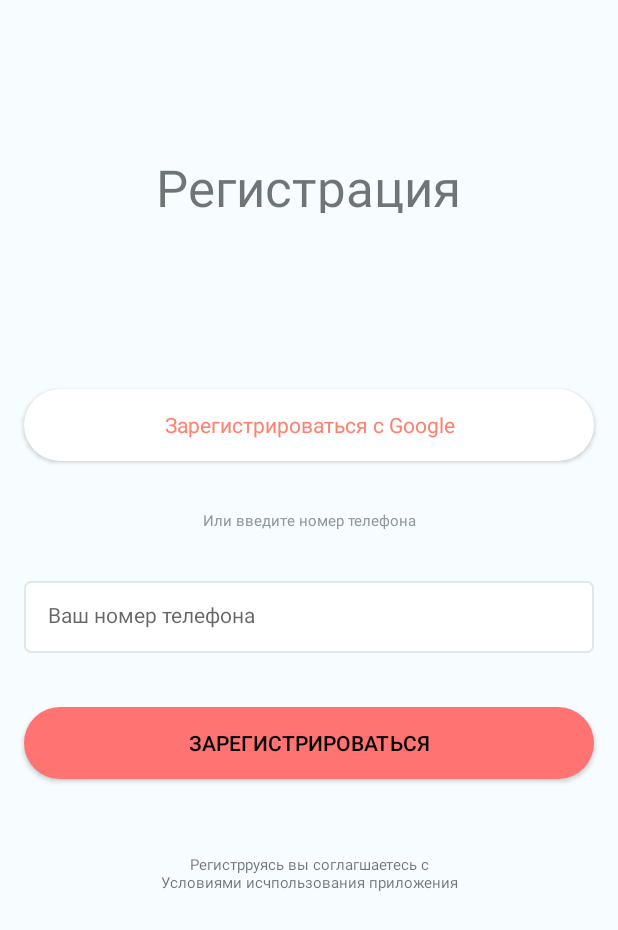
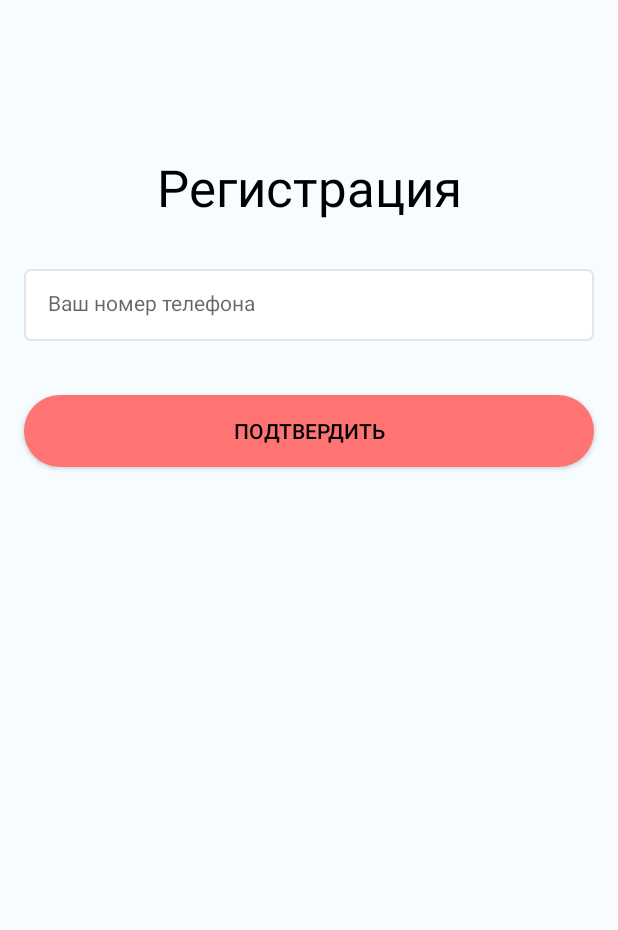
Before and after one commit to Osipuk-organization/DomClick, an Android app: the fragment RegistrationFragment shown on its own in the app's theme, on a phone screen of 412 x 824 dp. Shown: the top 930 px of the screen. Run offline under Robolectric (Android 15) with nearby library versions, the phone set to English and light mode, and no system bars.

Commit message:
fix registration fragment

```diff
--- a/app/src/main/java/ru/osipuc/domclick/MainActivity.kt
+++ b/app/src/main/java/ru/osipuc/domclick/MainActivity.kt
@@ -5,7 +5,6 @@ import androidx.appcompat.app.AppCompatActivity
 import com.google.firebase.auth.FirebaseAuth
 import ru.osipuc.domclick.databinding.ActivityMainBinding
 import ru.osipuc.domclick.ui.fragments.FirstFragment
-import ru.osipuc.domclick.ui.fragments.MainFragment
 import ru.osipuc.domclick.utilites.APP_ACTIVITY
 import ru.osipuc.domclick.utilites.AUTH
 import ru.osipuc.domclick.utilites.replaceFragment
@@ -20,11 +19,12 @@ class MainActivity : AppCompatActivity() {
         setContentView(mBinding.root)
         APP_ACTIVITY = this
         initFireBase()
-        if (AUTH.currentUser != null) {
-            replaceFragment(MainFragment())
-        } else {
-            replaceFragment(FirstFragment(), false)
-        }
+        replaceFragment(FirstFragment(), false)
+//        if (AUTH.currentUser != null) {
+//            replaceFragment(MainFragment())
+//        } else {
+//            replaceFragment(FirstFragment(), false)
+//        }
     }
 
     private fun initFireBase() {
--- a/app/src/main/java/ru/osipuc/domclick/ui/fragments/FirstFragment.kt
+++ b/app/src/main/java/ru/osipuc/domclick/ui/fragments/FirstFragment.kt
@@ -11,7 +11,7 @@ class FirstFragment : Fragment(R.layout.fragment_first) {
     override fun onResume() {
         super.onResume()
         first_fragment_reg_btn.setOnClickListener {
-            replaceFragment(EnterPhoneNumberFragment())
+            replaceFragment(RegistrationFragment())
         }
     }
 
--- a/app/src/main/java/ru/osipuc/domclick/ui/fragments/RegistrationFragment.kt
+++ b/app/src/main/java/ru/osipuc/domclick/ui/fragments/RegistrationFragment.kt
@@ -1,8 +1,22 @@
 package ru.osipuc.domclick.ui.fragments
 
+import android.view.View
 import androidx.fragment.app.Fragment
+import kotlinx.android.synthetic.main.fragment_registration.*
 import ru.osipuc.domclick.R
 
 class RegistrationFragment : Fragment(R.layout.fragment_registration) {
 
+    override fun onStart() {
+        super.onStart()
+        registration_fragment_edit_text.setOnFocusChangeListener { v, hasFocus ->
+            if (hasFocus) {
+                buttonGoogle.visibility = View.GONE
+                registration_fragment_or_phone_text.visibility = View.GONE
+                registration_fragment_conditions.visibility = View.GONE
+                registration_fragment_reg_btn.text = getString(R.string.confirm)
+            }
+        }
+    }
+
 }
--- /dev/null
+++ b/app/src/main/res/drawable/ic_logo_google.xml
@@ -0,0 +1,22 @@
+<vector xmlns:android="http://schemas.android.com/apk/res/android"
+    android:width="21dp"
+    android:height="21dp"
+    android:viewportWidth="21"
+    android:viewportHeight="21">
+  <group>
+    <clip-path
+        android:pathData="M0,0h20.5833v21h-20.5833z"/>
+    <path
+        android:pathData="M20.5833,10.7411C20.5833,10.0273 20.5254,9.3097 20.402,8.6075H10.498V12.6509H16.1696C15.9342,13.955 15.178,15.1086 14.0707,15.8416V18.4652H17.4543C19.4413,16.6364 20.5833,13.9357 20.5833,10.7411Z"
+        android:fillColor="#4285F4"/>
+    <path
+        android:pathData="M10.4983,21C13.3302,21 15.7184,20.0702 17.4584,18.4652L14.0748,15.8416C13.1334,16.4821 11.9181,16.8447 10.5022,16.8447C7.7629,16.8447 5.4402,14.9967 4.6069,12.512H1.1152V15.2166C2.8977,18.7623 6.5282,21 10.4983,21Z"
+        android:fillColor="#34A853"/>
+    <path
+        android:pathData="M4.6028,12.512C4.1629,11.208 4.1629,9.7959 4.6028,8.4918V5.7872H1.115C-0.3743,8.7542 -0.3743,12.2497 1.115,15.2166L4.6028,12.512Z"
+        android:fillColor="#FBBC04"/>
+    <path
+        android:pathData="M10.4983,4.1552C11.9953,4.1321 13.4421,4.6954 14.5262,5.7294L17.524,2.7316C15.6258,0.9491 13.1064,-0.0309 10.4983,-0C6.5282,-0 2.8977,2.2377 1.1152,5.7872L4.603,8.4918C5.4325,6.0033 7.759,4.1552 10.4983,4.1552Z"
+        android:fillColor="#EA4335"/>
+  </group>
+</vector>
--- a/app/src/main/res/layout/fragment_enter_phone_number.xml
+++ b/app/src/main/res/layout/fragment_enter_phone_number.xml
@@ -6,15 +6,27 @@
     android:layout_height="match_parent"
     tools:context=".ui.fragments.EnterPhoneNumberFragment">
 
+    <TextView
+        android:id="@id/textView2"
+        android:layout_width="wrap_content"
+        android:layout_height="wrap_content"
+        android:layout_marginTop="102dp"
+        android:text="@string/registrations"
+        android:textSize="34sp"
+        android:textColor="@color/colorTextBlack"
+        app:layout_constraintEnd_toEndOf="parent"
+        app:layout_constraintStart_toStartOf="parent"
+        app:layout_constraintTop_toTopOf="parent" />
+
     <EditText
         android:id="@+id/enter_phone_fragment_edit_text"
         style="@style/white_edit"
         android:layout_marginStart="@dimen/normal_margin"
-        android:layout_marginTop="32dp"
+        android:layout_marginTop="102dp"
         android:layout_marginEnd="@dimen/normal_margin"
         app:layout_constraintEnd_toEndOf="parent"
         app:layout_constraintStart_toStartOf="parent"
-        app:layout_constraintTop_toTopOf="parent" />
+        app:layout_constraintTop_toBottomOf="@id/textView2" />
 
     <TextView
         android:id="@+id/enter_phone_fragment_ok_btn"
@@ -22,7 +34,7 @@
         android:layout_marginStart="@dimen/normal_margin"
         android:layout_marginEnd="@dimen/normal_margin"
         android:layout_marginBottom="@dimen/big_margin"
-        android:text="ПОДТВЕРДИТЬ"
+        android:text="@string/confirm"
         app:layout_constraintBottom_toBottomOf="parent"
         app:layout_constraintEnd_toEndOf="parent"
         app:layout_constraintStart_toStartOf="parent" />
--- a/app/src/main/res/layout/fragment_first.xml
+++ b/app/src/main/res/layout/fragment_first.xml
@@ -4,7 +4,7 @@
     android:layout_width="match_parent"
     android:layout_height="match_parent"
     xmlns:app="http://schemas.android.com/apk/res-auto"
-    android:background="@color/colorBackground"
+    android:background="@color/colorBlueVeryLight"
     tools:context=".ui.fragments.FirstFragment">
 
     <ImageView
@@ -40,7 +40,7 @@
         app:layout_constraintTop_toBottomOf="@id/first_fragment_name"
         style="@style/text_normal" />
 
-    <TextView
+    <Button
         android:id="@+id/first_fragment_reg_btn"
         android:text="@string/registration"
         android:layout_marginStart="@dimen/normal_margin"
@@ -51,7 +51,7 @@
         app:layout_constraintBottom_toTopOf="@id/first_fragment_skip_btn"
         style="@style/red_button"/>
 
-    <TextView
+    <Button
         android:id="@+id/first_fragment_skip_btn"
         android:text="@string/skip"
         android:layout_marginStart="@dimen/normal_margin"
--- a/app/src/main/res/layout/fragment_registration.xml
+++ b/app/src/main/res/layout/fragment_registration.xml
@@ -9,11 +9,12 @@
 
     <TextView
         android:id="@id/textView2"
-        android:layout_width="204dp"
-        android:layout_height="40dp"
+        android:layout_width="wrap_content"
+        android:layout_height="wrap_content"
         android:layout_marginTop="102dp"
         android:text="@string/registrations"
         android:textSize="34sp"
+        android:textColor="@color/colorTextBlack"
         app:layout_constraintEnd_toEndOf="parent"
         app:layout_constraintStart_toStartOf="parent"
         app:layout_constraintTop_toTopOf="parent" />
@@ -26,13 +27,15 @@
         android:layout_marginEnd="@dimen/normal_margin"
         android:textColor="@color/colorAccent_"
         android:text="@string/registration_through_google"
+        android:drawableStart="@drawable/ic_logo_google"
+        android:paddingStart="@dimen/big_margin"
         android:textAppearance="@style/TextAppearance.AppCompat.Body1"
         app:layout_constraintEnd_toEndOf="parent"
         app:layout_constraintStart_toStartOf="parent"
         app:layout_constraintTop_toBottomOf="@+id/textView2" />
 
     <TextView
-        android:id="@+id/onlyText"
+        android:id="@+id/registration_fragment_or_phone_text"
         android:layout_width="148dp"
         android:layout_height="16dp"
         android:layout_marginTop="32dp"
@@ -40,23 +43,23 @@
         android:text="@string/or_enter_number"
         android:textAppearance="@style/TextAppearance.AppCompat.Body1"
         android:textColor="@color/colorGray"
-        android:textSize="10sp"
+        android:textSize="12sp"
         app:layout_constraintEnd_toEndOf="parent"
         app:layout_constraintStart_toStartOf="parent"
         app:layout_constraintTop_toBottomOf="@+id/buttonGoogle" />
 
     <EditText
-        android:id="@+id/enter_phone_fragment_edit_text"
+        android:id="@+id/registration_fragment_edit_text"
         style="@style/white_edit"
         android:layout_marginStart="@dimen/normal_margin"
         android:layout_marginTop="32dp"
         android:layout_marginEnd="@dimen/normal_margin"
         app:layout_constraintEnd_toEndOf="parent"
         app:layout_constraintStart_toStartOf="parent"
-        app:layout_constraintTop_toBottomOf="@+id/onlyText" />
+        app:layout_constraintTop_toBottomOf="@+id/registration_fragment_or_phone_text" />
 
     <Button
-        android:id="@+id/buttonRegistrations"
+        android:id="@+id/registration_fragment_reg_btn"
         style="@style/red_button"
         android:layout_marginStart="@dimen/normal_margin"
         android:layout_marginTop="@dimen/big_margin"
@@ -64,18 +67,18 @@
         android:text="@string/to_register"
         app:layout_constraintEnd_toEndOf="parent"
         app:layout_constraintStart_toStartOf="parent"
-        app:layout_constraintTop_toBottomOf="@+id/enter_phone_fragment_edit_text" />
+        app:layout_constraintTop_toBottomOf="@+id/registration_fragment_edit_text" />
 
     <TextView
-        android:id="@+id/textView5"
-        android:layout_width="206dp"
-        android:layout_height="32dp"
+        android:id="@+id/registration_fragment_conditions"
+        android:layout_width="wrap_content"
+        android:layout_height="wrap_content"
         android:layout_marginTop="47dp"
         android:gravity="center"
         android:text="@string/registration_conditions"
-        android:textSize="10sp"
+        android:textSize="12sp"
         app:layout_constraintEnd_toEndOf="parent"
         app:layout_constraintStart_toStartOf="parent"
-        app:layout_constraintTop_toBottomOf="@+id/buttonRegistrations" />
+        app:layout_constraintTop_toBottomOf="@+id/registration_fragment_reg_btn" />
 
 </androidx.constraintlayout.widget.ConstraintLayout>
--- a/app/src/main/res/values/strings.xml
+++ b/app/src/main/res/values/strings.xml
@@ -6,10 +6,11 @@
     <string name="skip">ПРОПУСТИТЬ</string>
     <string name="forget_password">Забыли пароль?</string>
     <string name="logo_description">logo</string>
-    <string name="registration_conditions">Регистрруясь вы соглагшаетесь с\nУсловиями исчпользования приложения</string>
+    <string name="registration_conditions">Регистрруясь вы соглагшаетесь с\nУсловиями использования приложения</string>
     <string name="or_enter_number">Или введите номер телефона</string>
     <string name="to_register">Зарегистрироваться</string>
     <string name="you_phone_number">Ваш номер телефона</string>
     <string name="registration_through_google">Зарегистрироваться с Google</string>
     <string name="registrations">Регистрация</string>
+    <string name="confirm">ПОДТВЕРДИТЬ</string>
 </resources>
```
